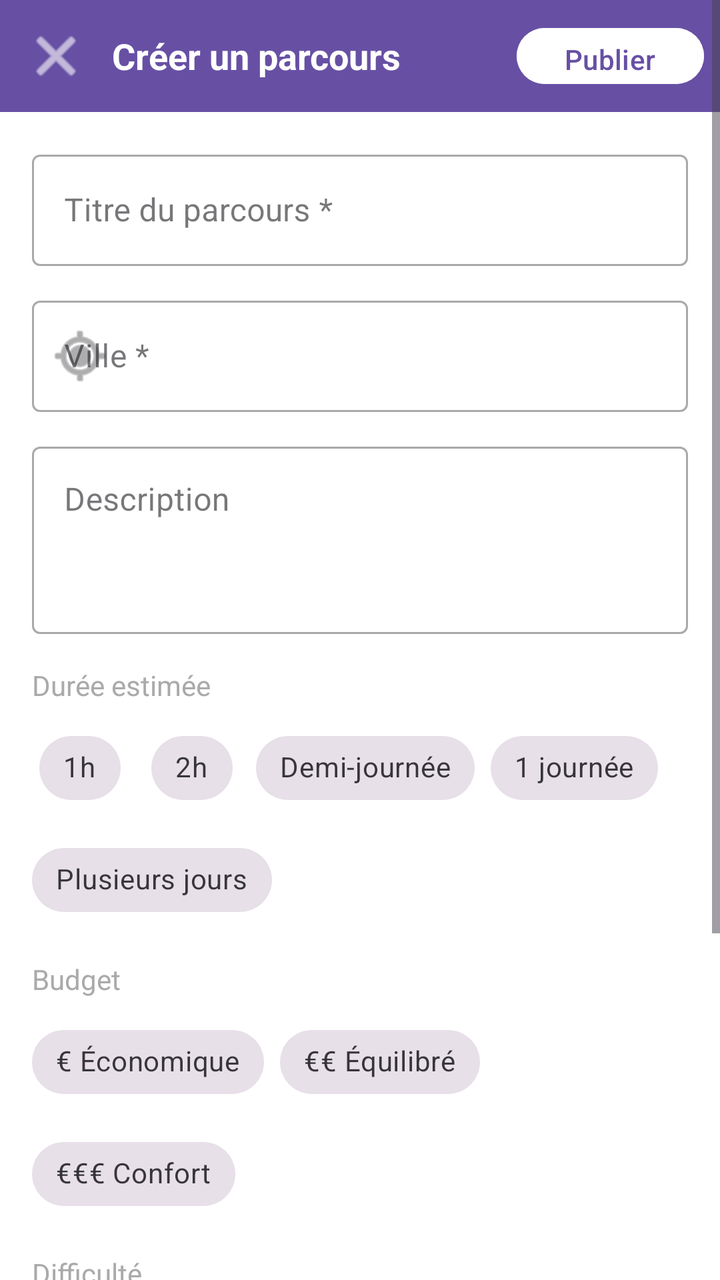
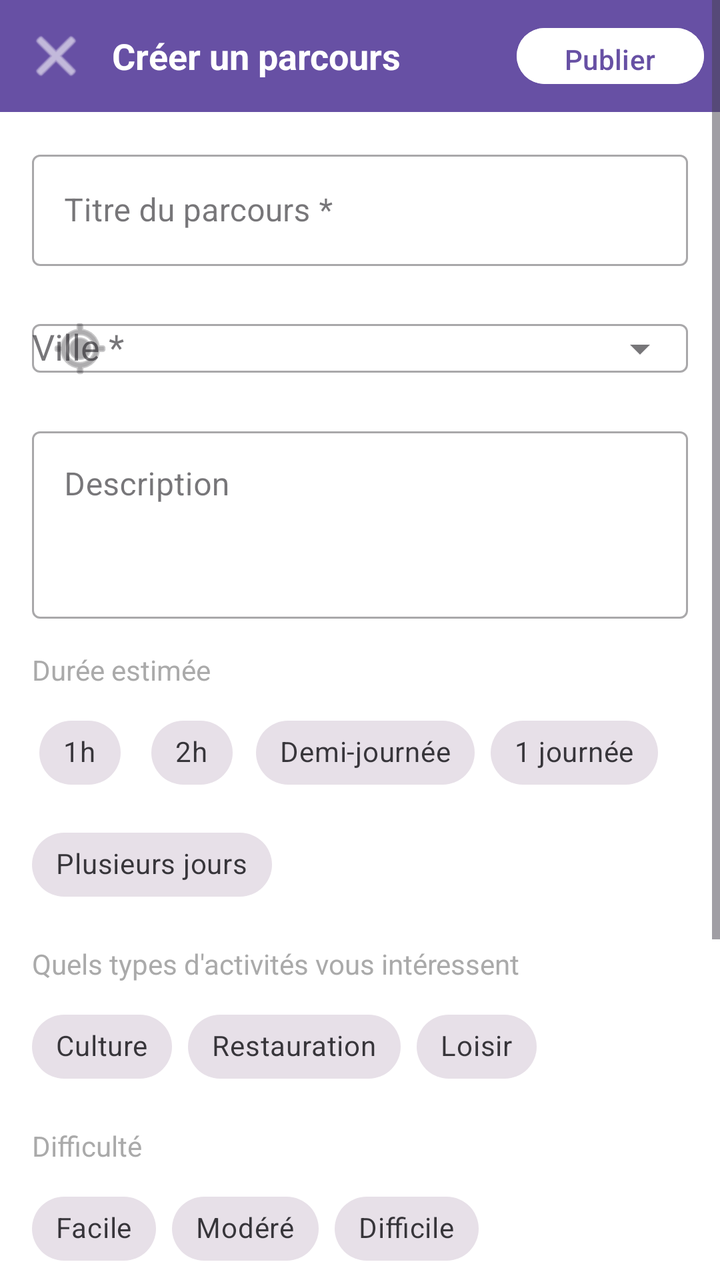

Compare the two renders of this Android layout. The source of the first and the diff that turns it into the second are given below.
<!-- AndroidManifest.xml: application theme Theme.Traveling -->
<!-- res/layout/fragment_create_path.xml -->
<?xml version="1.0" encoding="utf-8"?>
<ScrollView xmlns:android="http://schemas.android.com/apk/res/android"
    xmlns:app="http://schemas.android.com/apk/res-auto"
    android:layout_width="match_parent"
    android:layout_height="match_parent"
    android:background="@android:color/white">

    <LinearLayout
        android:layout_width="match_parent"
        android:layout_height="wrap_content"
        android:orientation="vertical">

        
        <LinearLayout
            android:layout_width="match_parent"
            android:layout_height="56dp"
            android:orientation="horizontal"
            android:gravity="center_vertical"
            android:paddingHorizontal="8dp"
            android:background="?attr/colorPrimary">

            <ImageButton
                android:id="@+id/btn_back"
                android:layout_width="40dp"
                android:layout_height="40dp"
                android:src="@android:drawable/ic_menu_close_clear_cancel"
                android:background="?attr/selectableItemBackgroundBorderless"
                android:tint="@android:color/white"
                android:contentDescription="Retour" />

            <TextView
                android:layout_width="0dp"
                android:layout_height="wrap_content"
                android:layout_weight="1"
                android:layout_marginStart="8dp"
                android:text="Créer un parcours"
                android:textSize="18sp"
                android:textStyle="bold"
                android:textColor="@android:color/white" />

            <com.google.android.material.button.MaterialButton
                android:id="@+id/btn_publish"
                android:layout_width="wrap_content"
                android:layout_height="36dp"
                android:text="Publier"
                android:textSize="14sp"
                android:backgroundTint="@android:color/white"
                android:textColor="?attr/colorPrimary"
                app:cornerRadius="18dp" />

        </LinearLayout>

        
        <LinearLayout
            android:layout_width="match_parent"
            android:layout_height="wrap_content"
            android:orientation="vertical"
            android:padding="16dp">

            
            <com.google.android.material.textfield.TextInputLayout
                android:layout_width="match_parent"
                android:layout_height="wrap_content"
                android:layout_marginBottom="12dp"
                android:hint="Titre du parcours *"
                style="@style/Widget.MaterialComponents.TextInputLayout.OutlinedBox">

                <com.google.android.material.textfield.TextInputEditText
                    android:id="@+id/et_title"
                    android:layout_width="match_parent"
                    android:layout_height="wrap_content"
                    android:inputType="textCapSentences"
                    android:maxLength="80"
                    android:imeOptions="actionNext" />

            </com.google.android.material.textfield.TextInputLayout>

            
            <com.google.android.material.textfield.TextInputLayout
                android:layout_width="match_parent"
                android:layout_height="wrap_content"
                android:layout_marginBottom="12dp"
                android:hint="Ville *"
                style="@style/Widget.MaterialComponents.TextInputLayout.OutlinedBox"
                app:startIconDrawable="@android:drawable/ic_menu_mylocation">

                <com.google.android.material.textfield.TextInputEditText
                    android:id="@+id/et_city"
                    android:layout_width="match_parent"
                    android:layout_height="wrap_content"
                    android:inputType="textCapWords"
                    android:imeOptions="actionNext" />

            </com.google.android.material.textfield.TextInputLayout>

            
            <com.google.android.material.textfield.TextInputLayout
                android:layout_width="match_parent"
                android:layout_height="wrap_content"
                android:layout_marginBottom="16dp"
                android:hint="Description"
                style="@style/Widget.MaterialComponents.TextInputLayout.OutlinedBox">

                <com.google.android.material.textfield.TextInputEditText
                    android:id="@+id/et_description"
                    android:layout_width="match_parent"
                    android:layout_height="wrap_content"
                    android:inputType="textMultiLine|textCapSentences"
                    android:minLines="3"
                    android:maxLines="6"
                    android:gravity="top" />

            </com.google.android.material.textfield.TextInputLayout>

            
            <TextView
                android:layout_width="wrap_content"
                android:layout_height="wrap_content"
                android:text="Durée estimée"
                android:textSize="14sp"
                android:textColor="@android:color/darker_gray"
                android:layout_marginBottom="8dp" />

            <com.google.android.material.chip.ChipGroup
                android:id="@+id/chip_group_duration"
                android:layout_width="match_parent"
                android:layout_height="wrap_content"
                android:layout_marginBottom="16dp"
                app:singleSelection="true"
                app:selectionRequired="false">

                <com.google.android.material.chip.Chip
                    android:id="@+id/chip_1h"
                    android:layout_width="wrap_content"
                    android:layout_height="wrap_content"
                    android:text="1h"
                    style="@style/Widget.MaterialComponents.Chip.Filter" />

                <com.google.android.material.chip.Chip
                    android:id="@+id/chip_2h"
                    android:layout_width="wrap_content"
                    android:layout_height="wrap_content"
                    android:text="2h"
                    style="@style/Widget.MaterialComponents.Chip.Filter" />

                <com.google.android.material.chip.Chip
                    android:id="@+id/chip_halfday"
                    android:layout_width="wrap_content"
                    android:layout_height="wrap_content"
                    android:text="Demi-journée"
                    style="@style/Widget.MaterialComponents.Chip.Filter" />

                <com.google.android.material.chip.Chip
                    android:id="@+id/chip_day"
                    android:layout_width="wrap_content"
                    android:layout_height="wrap_content"
                    android:text="1 journée"
                    style="@style/Widget.MaterialComponents.Chip.Filter" />

                <com.google.android.material.chip.Chip
                    android:id="@+id/chip_multiday"
                    android:layout_width="wrap_content"
                    android:layout_height="wrap_content"
                    android:text="Plusieurs jours"
                    style="@style/Widget.MaterialComponents.Chip.Filter" />

            </com.google.android.material.chip.ChipGroup>

            
            <TextView
                android:layout_width="wrap_content"
                android:layout_height="wrap_content"
                android:text="Budget"
                android:textSize="14sp"
                android:textColor="@android:color/darker_gray"
                android:layout_marginBottom="8dp" />

            <com.google.android.material.chip.ChipGroup
                android:id="@+id/chip_group_budget"
                android:layout_width="match_parent"
                android:layout_height="wrap_content"
                android:layout_marginBottom="16dp"
                app:singleSelection="true"
                app:selectionRequired="false">

                <com.google.android.material.chip.Chip
                    android:id="@+id/chip_budget_low"
                    android:layout_width="wrap_content"
                    android:layout_height="wrap_content"
                    android:text="€ Économique"
                    style="@style/Widget.MaterialComponents.Chip.Filter" />

                <com.google.android.material.chip.Chip
                    android:id="@+id/chip_budget_mid"
                    android:layout_width="wrap_content"
                    android:layout_height="wrap_content"
                    android:text="€€ Équilibré"
                    style="@style/Widget.MaterialComponents.Chip.Filter" />

                <com.google.android.material.chip.Chip
                    android:id="@+id/chip_budget_high"
                    android:layout_width="wrap_content"
                    android:layout_height="wrap_content"
                    android:text="€€€ Confort"
                    style="@style/Widget.MaterialComponents.Chip.Filter" />

            </com.google.android.material.chip.ChipGroup>

            
            <TextView
                android:layout_width="wrap_content"
                android:layout_height="wrap_content"
                android:text="Difficulté"
                android:textSize="14sp"
                android:textColor="@android:color/darker_gray"
                android:layout_marginBottom="8dp" />

            <com.google.android.material.chip.ChipGroup
                android:id="@+id/chip_group_difficulty"
                android:layout_width="match_parent"
                android:layout_height="wrap_content"
                android:layout_marginBottom="16dp"
                app:singleSelection="true"
                app:selectionRequired="false">

                <com.google.android.material.chip.Chip
                    android:id="@+id/chip_easy"
                    android:layout_width="wrap_content"
                    android:layout_height="wrap_content"
                    android:text="Facile"
                    style="@style/Widget.MaterialComponents.Chip.Filter" />

                <com.google.android.material.chip.Chip
                    android:id="@+id/chip_moderate"
                    android:layout_width="wrap_content"
                    android:layout_height="wrap_content"
                    android:text="Modéré"
                    style="@style/Widget.MaterialComponents.Chip.Filter" />

                <com.google.android.material.chip.Chip
                    android:id="@+id/chip_hard"
                    android:layout_width="wrap_content"
                    android:layout_height="wrap_content"
                    android:text="Difficile"
                    style="@style/Widget.MaterialComponents.Chip.Filter" />

            </com.google.android.material.chip.ChipGroup>

            
            <LinearLayout
                android:layout_width="match_parent"
                android:layout_height="wrap_content"
                android:orientation="horizontal"
                android:gravity="center_vertical"
                android:layout_marginBottom="8dp">

                <TextView
                    android:layout_width="0dp"
                    android:layout_height="wrap_content"
                    android:layout_weight="1"
                    android:text="Étapes du parcours"
                    android:textSize="15sp"
                    android:textStyle="bold" />

                <com.google.android.material.button.MaterialButton
                    android:id="@+id/btn_add_step"
                    android:layout_width="wrap_content"
                    android:layout_height="wrap_content"
                    android:text="+ Ajouter"
                    android:textSize="13sp"
                    style="@style/Widget.MaterialComponents.Button.TextButton" />

            </LinearLayout>

            
            <LinearLayout
                android:id="@+id/steps_container"
                android:layout_width="match_parent"
                android:layout_height="wrap_content"
                android:orientation="vertical"
                android:layout_marginBottom="16dp" />

            
            <LinearLayout
                android:layout_width="match_parent"
                android:layout_height="wrap_content"
                android:orientation="horizontal"
                android:gravity="center_vertical"
                android:layout_marginBottom="24dp">

                <TextView
                    android:layout_width="0dp"
                    android:layout_height="wrap_content"
                    android:layout_weight="1"
                    android:text="Publication publique"
                    android:textSize="15sp" />

                <com.google.android.material.switchmaterial.SwitchMaterial
                    android:id="@+id/switch_public"
                    android:layout_width="wrap_content"
                    android:layout_height="wrap_content"
                    android:checked="true" />

            </LinearLayout>

        </LinearLayout>

    </LinearLayout>
</ScrollView>
<!-- resources referenced by this layout -->
<resources>
  <style name="Theme.Traveling" parent="Base.Theme.Traveling" />
  <style name="Base.Theme.Traveling" parent="Theme.Material3.DayNight.NoActionBar">
          
          
      </style>
</resources>

<!-- the commit's change to res/layout/fragment_create_path.xml (unified diff, before → after) -->
@@ -82,14 +82,16 @@
                 android:layout_marginBottom="12dp"
                 android:hint="Ville *"
                 style="@style/Widget.MaterialComponents.TextInputLayout.OutlinedBox"
-                app:startIconDrawable="@android:drawable/ic_menu_mylocation">
-
-                <com.google.android.material.textfield.TextInputEditText
+                app:startIconDrawable="@android:drawable/ic_menu_mylocation"
+                app:endIconMode="dropdown_menu">
+
+                <AutoCompleteTextView
                     android:id="@+id/et_city"
                     android:layout_width="match_parent"
                     android:layout_height="wrap_content"
                     android:inputType="textCapWords"
-                    android:imeOptions="actionNext" />
+                    android:imeOptions="actionNext"
+                    android:completionThreshold="2" />
 
             </com.google.android.material.textfield.TextInputLayout>
 
@@ -170,7 +172,7 @@
             <TextView
                 android:layout_width="wrap_content"
                 android:layout_height="wrap_content"
-                android:text="Budget"
+                android:text="Quels types d'activités vous intéressent"
                 android:textSize="14sp"
                 android:textColor="@android:color/darker_gray"
                 android:layout_marginBottom="8dp" />
@@ -187,21 +189,21 @@
                     android:id="@+id/chip_budget_low"
                     android:layout_width="wrap_content"
                     android:layout_height="wrap_content"
-                    android:text="€ Économique"
+                    android:text="Culture"
                     style="@style/Widget.MaterialComponents.Chip.Filter" />
 
                 <com.google.android.material.chip.Chip
                     android:id="@+id/chip_budget_mid"
                     android:layout_width="wrap_content"
                     android:layout_height="wrap_content"
-                    android:text="€€ Équilibré"
+                    android:text="Restauration"
                     style="@style/Widget.MaterialComponents.Chip.Filter" />
 
                 <com.google.android.material.chip.Chip
                     android:id="@+id/chip_budget_high"
                     android:layout_width="wrap_content"
                     android:layout_height="wrap_content"
-                    android:text="€€€ Confort"
+                    android:text="Loisir"
                     style="@style/Widget.MaterialComponents.Chip.Filter" />
 
             </com.google.android.material.chip.ChipGroup>
@@ -303,6 +305,19 @@
 
             </LinearLayout>
 
+            
+            <com.google.android.material.button.MaterialButton
+                android:id="@+id/btn_generate"
+                android:layout_width="match_parent"
+                android:layout_height="wrap_content"
+                android:text="Générer parcours"
+                android:textSize="16sp"
+                android:padding="12dp"
+                app:icon="@android:drawable/ic_menu_compass"
+                app:iconGravity="textStart"
+                app:cornerRadius="12dp"
+                style="@style/Widget.MaterialComponents.Button.OutlinedButton" />
+
         </LinearLayout>
 
     </LinearLayout>
